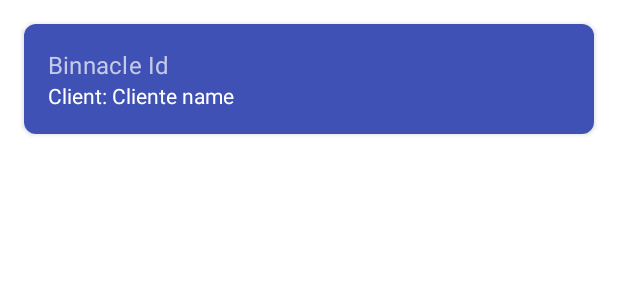
After one commit to Vege19/app-grupoqq, an Android app: the layout item_binnacle.xml on its own in the app's theme, with its tools: preview values and no code run, on a phone screen of 412 x 824 dp. The commit adds this screen. Shown: the top 300 px of the screen. Run offline under Robolectric (Android 15) with nearby library versions, the phone set to English and light mode, and no system bars.

Commit message:
Binnacles in recyclerview

```diff
--- a/app/src/main/res/layout/activity_admin.xml
+++ b/app/src/main/res/layout/activity_admin.xml
@@ -22,6 +22,8 @@
         app:layout_constraintStart_toStartOf="parent"
         app:layout_constraintEnd_toEndOf="parent"
         app:layout_constraintBottom_toBottomOf="parent"
-        android:name="com.grupoqq.app.fragments.AdminBinnaclesFragment"/>
+        app:defaultNavHost="true"
+        app:navGraph="@navigation/navigation_admin"
+        android:name="androidx.navigation.fragment.NavHostFragment"/>
 
 </androidx.constraintlayout.widget.ConstraintLayout>
--- /dev/null
+++ b/app/src/main/res/layout/item_binnacle.xml
@@ -0,0 +1,47 @@
+<?xml version="1.0" encoding="utf-8"?>
+<androidx.cardview.widget.CardView xmlns:android="http://schemas.android.com/apk/res/android"
+    android:layout_width="match_parent"
+    android:layout_height="wrap_content"
+    xmlns:app="http://schemas.android.com/apk/res-auto"
+    xmlns:tools="http://schemas.android.com/tools"
+    app:cardCornerRadius="8dp"
+    android:layout_marginTop="16dp"
+    android:layout_marginStart="16dp"
+    android:layout_marginEnd="16dp">
+
+    <androidx.constraintlayout.widget.ConstraintLayout
+        android:layout_width="match_parent"
+        android:layout_height="wrap_content"
+        android:background="@color/colorPrimary">
+
+        <TextView
+            android:id="@+id/itemBinnacleIdTxt"
+            android:layout_width="0dp"
+            android:layout_height="wrap_content"
+            tools:text="Binnacle Id"
+            app:layout_constraintStart_toStartOf="parent"
+            app:layout_constraintTop_toTopOf="parent"
+            style="@style/TextAppearance.MaterialComponents.Subtitle1"
+            android:textColor="@color/colorLight"
+            android:layout_marginStart="16dp"
+            android:layout_marginTop="16dp"
+            app:layout_constraintEnd_toEndOf="parent"
+            android:layout_marginEnd="16dp"/>
+
+        <TextView
+            android:id="@+id/itemBinnacleClientNameTxt"
+            android:layout_width="0dp"
+            android:layout_height="wrap_content"
+            tools:text="Client: Cliente name"
+            android:textColor="@android:color/white"
+            app:layout_constraintTop_toBottomOf="@id/itemBinnacleIdTxt"
+            app:layout_constraintStart_toStartOf="parent"
+            app:layout_constraintBottom_toBottomOf="parent"
+            app:layout_constraintEnd_toEndOf="parent"
+            android:layout_marginStart="16dp"
+            android:layout_marginBottom="16dp"
+            android:layout_marginEnd="16dp"/>
+
+    </androidx.constraintlayout.widget.ConstraintLayout>
+
+</androidx.cardview.widget.CardView>
```
Also changed, not shown: app/src/main/java/com/grupoqq/app/activities/AdminActivity.kt (+10 -19 lines), app/src/main/java/com/grupoqq/app/fragments/AdminBinnaclesFragment.kt (+42 -1 lines), app/src/main/java/com/grupoqq/app/utils/Adapters.kt (+9 -0 lines), app/src/main/res/navigation/navigation_admin.xml (+19 -1 lines).
